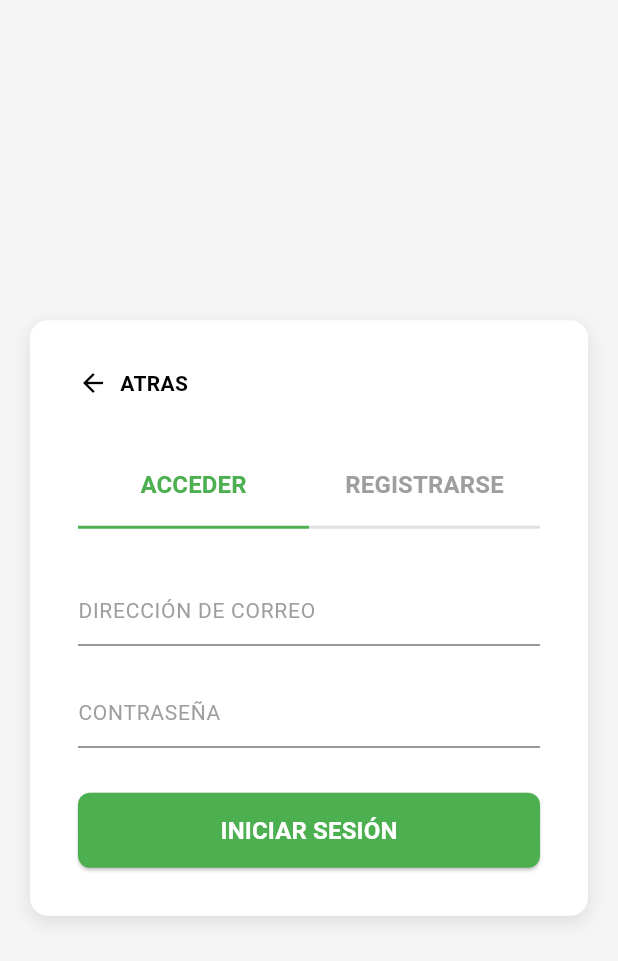
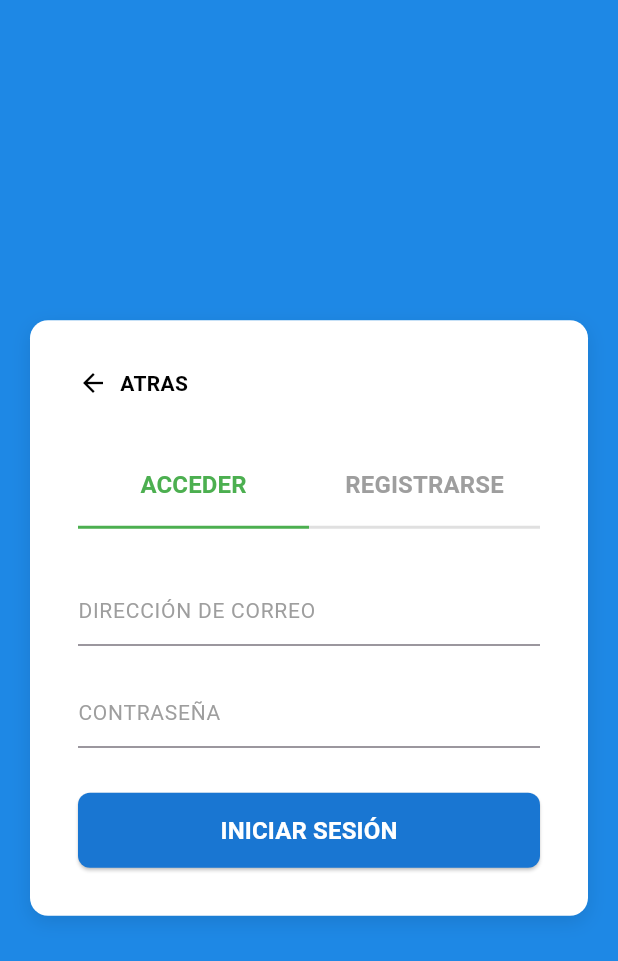
Before and after one commit to Estiben17/EduBotic, a Flutter app: the LoginScreen screen opened directly, after a tap on "INICIAR SESIÓN", on a phone screen of 412 x 824 dp. Shown: the top 961 px of the screen. Run offline on Flutter 3.47's test engine with Material 3 defaults, Android fonts, the phone set to English and light mode, and no system bars; our stand-ins replace cloud_firestore, firebase_auth, firebase_core; accounts and stored records are empty; network calls fail.

Commit message:
Cambio estilo login

```diff
--- a/lib/screens/login_screen.dart
+++ b/lib/screens/login_screen.dart
@@ -34,9 +34,9 @@ class _LoginScreenState extends State<LoginScreen> {
     setState(() => _isLoading = false);
 
     if (user != null) {
-      print('✅ Login exitoso: ${user.email}');
+      print('Login exitoso: ${user.email}');
     } else {
-      print('❌ Error en login');
+      print('Error en login');
     }
   }
 
@@ -52,9 +52,9 @@ class _LoginScreenState extends State<LoginScreen> {
     setState(() => _isLoading = false);
 
     if (user != null) {
-      print('✅ Registro exitoso: ${user.name}');
+      print(' Registro exitoso: ${user.name}');
     } else {
-      print('❌ Error en registro');
+      print(' Error en registro');
     }
   }
 
@@ -67,7 +67,7 @@ class _LoginScreenState extends State<LoginScreen> {
   @override
   Widget build(BuildContext context) {
     return Scaffold(
-    backgroundColor: Colors.grey[100],
+    backgroundColor: Color (0xFF1E88E5),
     body: Center(
       child: Container(
         width: 400,
@@ -229,7 +229,7 @@ class _LoginScreenState extends State<LoginScreen> {
                   : ElevatedButton(
                       onPressed: _showRegister ? _register : _login,
                       style: ElevatedButton.styleFrom(
-                        backgroundColor: Color(AppConstants.primaryColor),
+                        backgroundColor: Color(0xFF1976D2),
                         foregroundColor: Colors.white,
                         minimumSize: const Size(double.infinity, 50),
                         shape: RoundedRectangleBorder(
```
